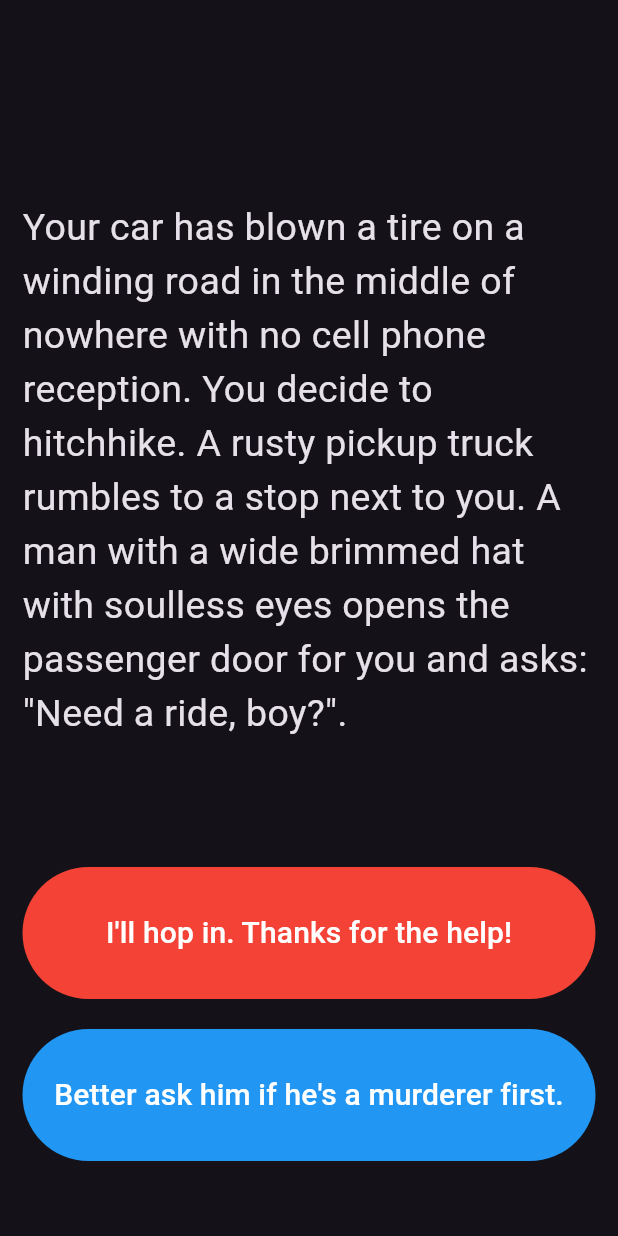
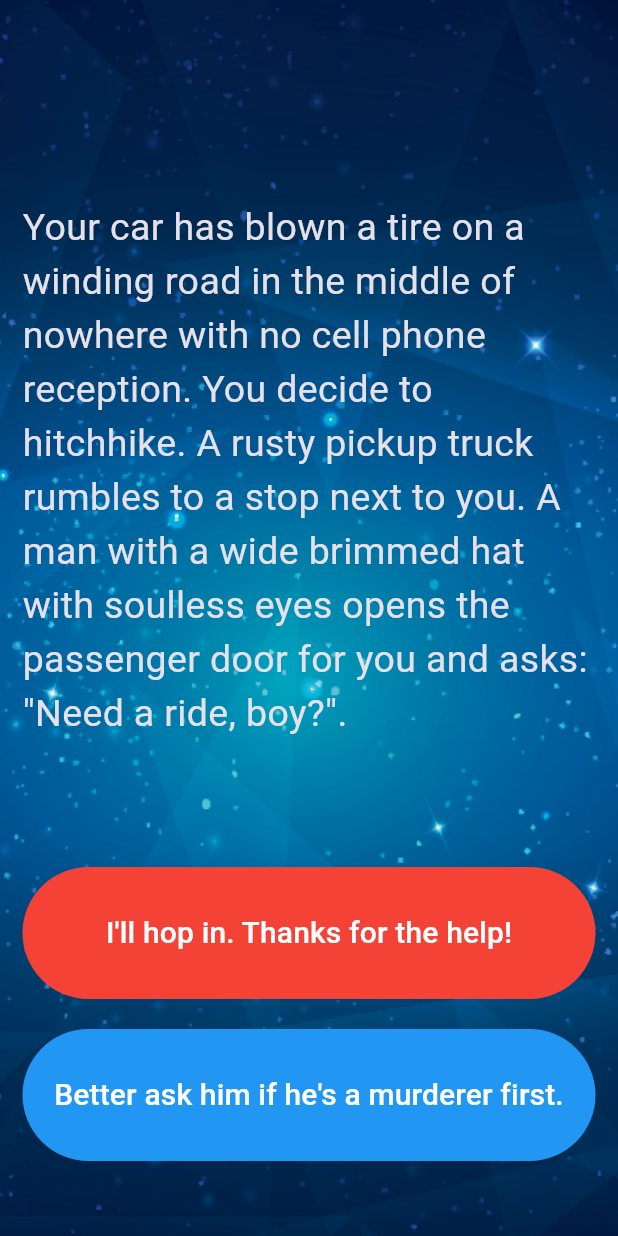
Before and after one commit to shashank8904/destiney_app, a Flutter app: the screen it shows after launch, on a phone screen of 412 x 824 dp. Run offline on Flutter 3.47's test engine with Material 3 defaults, Android fonts, the phone set to English and light mode, and no system bars.

Commit message:
second commit

```diff
--- a/lib/main.dart
+++ b/lib/main.dart
@@ -28,14 +28,14 @@ class _StoryPageState extends State<StoryPage> {
     return Scaffold(
       body: Container(
         //TODO: Step 1 - Add background.png to this Container as a background image.
-        // //Finished
-        // decoration: BoxDecoration(
-        //   image: DecorationImage(
-        //     image: AssetImage('img/background.png'),
-        //     fit: BoxFit
-        //         .cover, // Adjust the fit as needed (cover, fill, fitWidth, etc.)
-        //   ),
-        // ),
+        //Finished
+        decoration: BoxDecoration(
+          image: DecorationImage(
+            image: AssetImage('img/background.png'),
+            fit: BoxFit
+                .cover, // Adjust the fit as needed (cover, fill, fitWidth, etc.)
+          ),
+        ),
         padding: EdgeInsets.symmetric(vertical: 50.0, horizontal: 15.0),
         constraints: BoxConstraints.expand(),
         child: SafeArea(
@@ -88,6 +88,7 @@ class _StoryPageState extends State<StoryPage> {
                 //TODO: Step 26 - Use a Flutter Visibility Widget to wrap this TextButton.
                 //TODO: Step 28 - Set the "visible" property of the Visibility Widget to equal the output from the buttonShouldBeVisible() method in the storyBrain.
                 child: Visibility(
+                  visible: storyBrain.buttonShouldBeVisible(),
                   child: TextButton(
                     onPressed: () {
                       //Choice 2 made by user.
```
